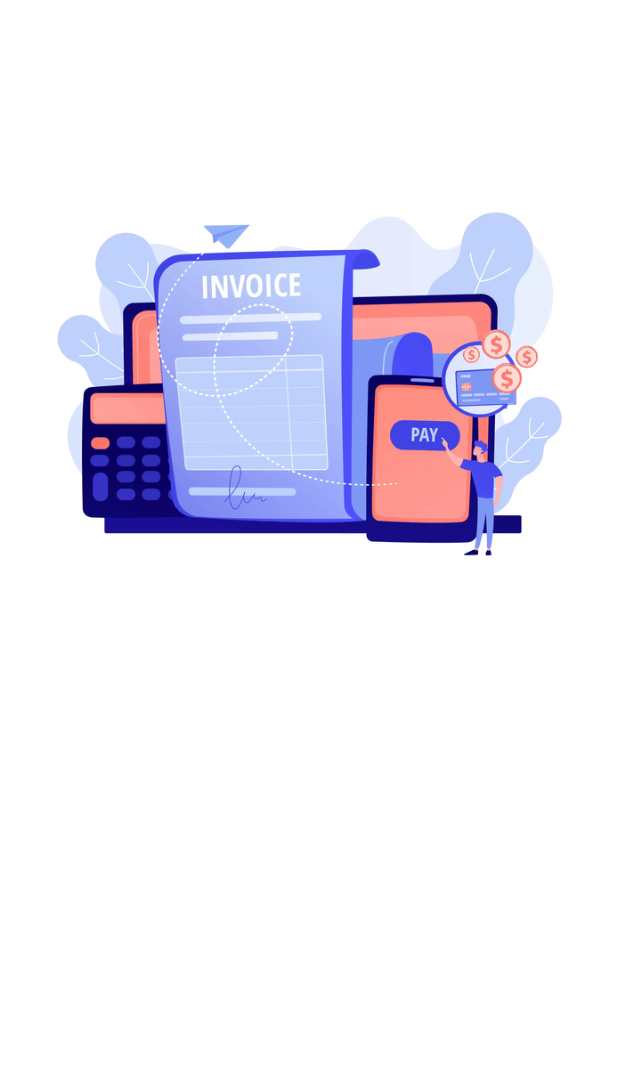
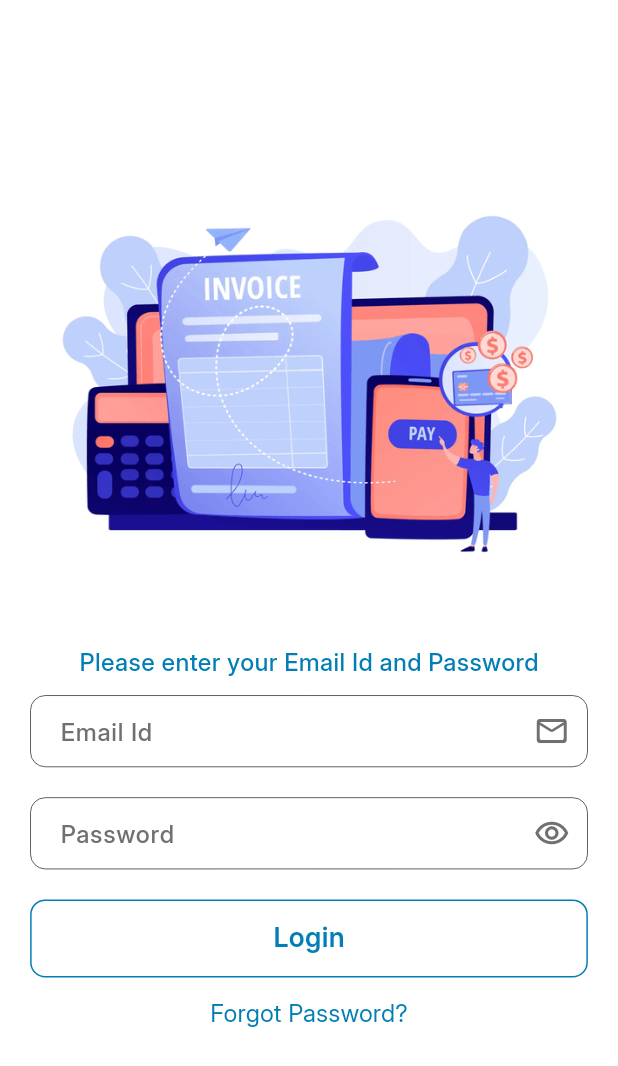
Before and after one commit to Adarsh9077/nexifBooks, a Flutter app: the screen it shows after launch, on a phone screen of 412 x 824 dp. Shown: the top 1066 px of the screen. Run offline on Flutter 3.47's test engine with Material 3 defaults, Android fonts, the phone set to English and light mode, and no system bars; drawn by our look-alikes of dynamic_color; our stand-ins replace flutter_screenutil, hooks_riverpod.

Commit message:
Complete Static Login Page

```diff
--- a/lib/common/widget/custom_otl_btn.dart
+++ b/lib/common/widget/custom_otl_btn.dart
@@ -41,6 +41,7 @@ class CustomOtlBtn extends StatelessWidget {
         ),
         child: Center(
           child: Row(
+            mainAxisAlignment: MainAxisAlignment.center,
             children: <Widget>[
               if (iconData) iconWidget!,
               ReusableText(
--- /dev/null
+++ b/lib/common/widget/custom_text_field.dart
@@ -0,0 +1,78 @@
+import 'package:flutter/material.dart';
+import 'package:nexifbook/common/utils/constants.dart';
+import 'package:nexifbook/common/widget/app_style.dart';
+
+class CustomTextField extends StatelessWidget {
+  const CustomTextField({
+    super.key,
+    this.hintText,
+    this.hintStyle,
+    this.keyboardType,
+    required this.controller,
+    this.onChanged,
+    this.suffixIcon,
+    this.prefixIcon,
+    this.obscureText,
+  });
+
+  final String? hintText;
+  final TextStyle? hintStyle;
+  final TextInputType? keyboardType;
+  final TextEditingController controller;
+  final void Function(String)? onChanged;
+  final Widget? suffixIcon;
+  final Widget? prefixIcon;
+  final bool? obscureText;
+
+  @override
+  Widget build(BuildContext context) {
+    return Container(
+      width: AppConst.kWidth * 0.9,
+      decoration: BoxDecoration(
+        color: AppConst.kLight,
+        borderRadius: BorderRadius.circular(AppConst.kRadius),
+      ),
+      child: TextFormField(
+        keyboardType: keyboardType,
+        obscureText: obscureText ?? false,
+        controller: controller,
+        cursorHeight: 25,
+        onChanged: onChanged,
+        style: appStyle(18, FontWeight.w600, AppConst.kBKDark),
+        decoration: InputDecoration(
+          hintStyle: hintStyle,
+          hintText: hintText,
+          suffixIconColor: AppConst.kBKDark,
+          suffixIcon: suffixIcon,
+          prefixIcon: prefixIcon,
+          errorBorder: OutlineInputBorder(
+            borderRadius: BorderRadius.circular(AppConst.kRadius),
+            borderSide: BorderSide(width: .5, color: AppConst.kRed),
+          ),
+          enabledBorder: OutlineInputBorder(
+            borderSide: BorderSide(color: AppConst.kBKDark, width: .5),
+            borderRadius: BorderRadius.circular(AppConst.kRadius),
+          ),
+          focusedBorder: OutlineInputBorder(
+            borderSide: BorderSide(color: AppConst.kBlueLight, width: 0.5),
+            borderRadius: BorderRadius.circular(AppConst.kRadius),
+          ),
+          focusedErrorBorder: OutlineInputBorder(
+            borderSide: BorderSide(color: AppConst.kRed, width: 0.5),
+            borderRadius: BorderRadius.circular(AppConst.kRadius),
+          ),
+          disabledBorder: OutlineInputBorder(
+            borderRadius: BorderRadius.circular(AppConst.kRadius),
+            borderSide: BorderSide(width: .5, color: AppConst.kBKDark),
+          ),
+          contentPadding: EdgeInsets.fromLTRB(
+            AppConst.kPadding,
+            10,
+            AppConst.kPadding,
+            10,
+          ),
+        ),
+      ),
+    );
+  }
+}
--- a/lib/features/auth/pages/login_page.dart
+++ b/lib/features/auth/pages/login_page.dart
@@ -1,17 +1,23 @@
 import 'package:flutter/material.dart';
 import 'package:hooks_riverpod/hooks_riverpod.dart';
 import 'package:nexifbook/common/utils/constants.dart';
+import 'package:nexifbook/common/widget/app_style.dart';
+import 'package:nexifbook/common/widget/custom_otl_btn.dart';
+import 'package:nexifbook/common/widget/custom_text_field.dart';
 import 'package:nexifbook/common/widget/height_spacer.dart';
+import 'package:nexifbook/common/widget/reusable_text.dart';
 
 class LoginPage extends ConsumerStatefulWidget {
   const LoginPage({super.key});
 
+  @override
   ConsumerState<ConsumerStatefulWidget> createState() => _LoginPageState();
 }
 
 class _LoginPageState extends ConsumerState<LoginPage> {
-  // final TextEditingController emailController = TextEditingController();
-  // final TextEditingController passwordController = TextEditingController();
+  final TextEditingController emailController = TextEditingController();
+  final TextEditingController passwordController = TextEditingController();
+  bool showPassword = false;
 
   @override
   Widget build(BuildContext context) {
@@ -19,7 +25,7 @@ class _LoginPageState extends ConsumerState<LoginPage> {
       backgroundColor: AppConst.kLight,
       body: SafeArea(
         child: Padding(
-          padding: EdgeInsets.symmetric(horizontal: AppConst.kPadding),
+          padding: EdgeInsets.symmetric(horizontal: AppConst.kPadding * 1.25),
           child: ListView(
             children: [
               HeightSpacer(height: 80),
@@ -31,6 +37,70 @@ class _LoginPageState extends ConsumerState<LoginPage> {
                   width: 320,
                 ),
               ),
+              Center(
+                child: ReusableText(
+                  text: "Please enter your Email Id and Password",
+                  style: appStyle(16, FontWeight.w500, AppConst.kBlueLight),
+                ),
+              ),
+              HeightSpacer(height: 10),
+              CustomTextField(
+                controller: emailController,
+                hintText: "Email Id",
+                suffixIcon: Icon(
+                  Icons.mail_outline_rounded,
+                  color: AppConst.kGreyDk,
+                ),
+                hintStyle: appStyle(
+                  AppConst.kFontSize,
+                  FontWeight.w500,
+                  AppConst.kGreyDk,
+                ),
+              ),
+              HeightSpacer(height: 20),
+              CustomTextField(
+                controller: passwordController,
+                hintText: "Password",
+                hintStyle: appStyle(
+                  AppConst.kFontSize,
+                  FontWeight.w500,
+                  AppConst.kGreyDk,
+                ),
+                suffixIcon: GestureDetector(
+                  onTap: () {
+                    // print("$showPassword before setState");
+                    setState(() {
+                      showPassword = !showPassword;
+                    });
+                    // print("$showPassword after setState");
+                  },
+                  child: Icon(
+                    Icons.remove_red_eye_outlined,
+                    color: AppConst.kGreyDk,
+                  ),
+                ),
+                obscureText: !showPassword,
+              ),
+              HeightSpacer(height: 20),
+              CustomOtlBtn(
+                width: AppConst.kWidth * 0.9,
+                height: 52,
+                color: AppConst.kBlueLight,
+                color2: AppConst.kLight,
+                text: "Login",
+                iconData: false,
+              ),
+              TextButton(
+                onPressed: () {},
+                child: ReusableText(
+                  text: "Forgot Password?",
+                  style: appStyle(
+                    AppConst.kFontSize,
+                    FontWeight.normal,
+                    AppConst.kBlueLight,
+                  ),
+                ),
+              ),
             ],
           ),
         ),
```
